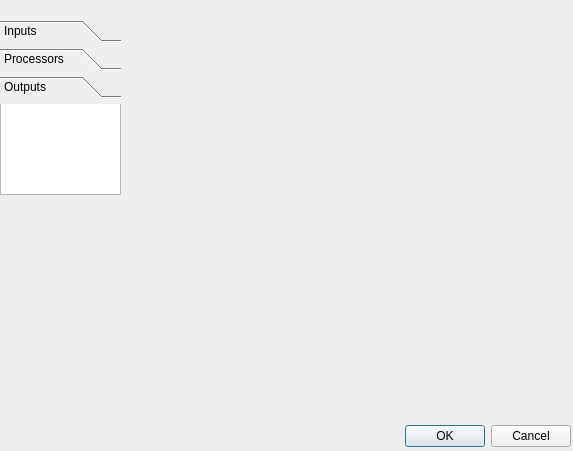
First picture: the form in src/structure/flowcontrol.ui, repository dehnhardt/flaacontrol, before the edit.
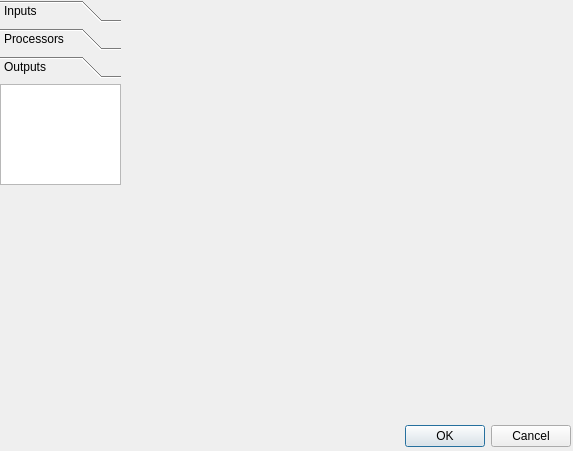
Second picture: the form after the edit. The open tabs and pages were chosen to show the change.

Commit message: fixed little display port error

Patch:
```diff
--- a/src/structure/flowcontrol.ui
+++ b/src/structure/flowcontrol.ui
@@ -40,24 +40,7 @@
    </property>
    <layout class="QVBoxLayout" name="verticalLayout">
     <item>
-     <layout class="QHBoxLayout" name="horizontalLayout_2">
-      <item>
-       <spacer name="horizontalSpacer">
-        <property name="orientation">
-         <enum>Qt::Horizontal</enum>
-        </property>
-        <property name="sizeType">
-         <enum>QSizePolicy::Expanding</enum>
-        </property>
-        <property name="sizeHint" stdset="0">
-         <size>
-          <width>40</width>
-          <height>20</height>
-         </size>
-        </property>
-       </spacer>
-      </item>
-     </layout>
+     <layout class="QHBoxLayout" name="horizontalLayout_2"/>
     </item>
     <item>
      <layout class="QHBoxLayout" name="horizontalLayout">
@@ -155,7 +138,7 @@
            <property name="geometry">
             <rect>
              <x>0</x>
-             <y>-10</y>
+             <y>0</y>
              <width>121</width>
              <height>101</height>
             </rect>
```
Left out of the diff: 2 changed lines with no effect on the pictures.
